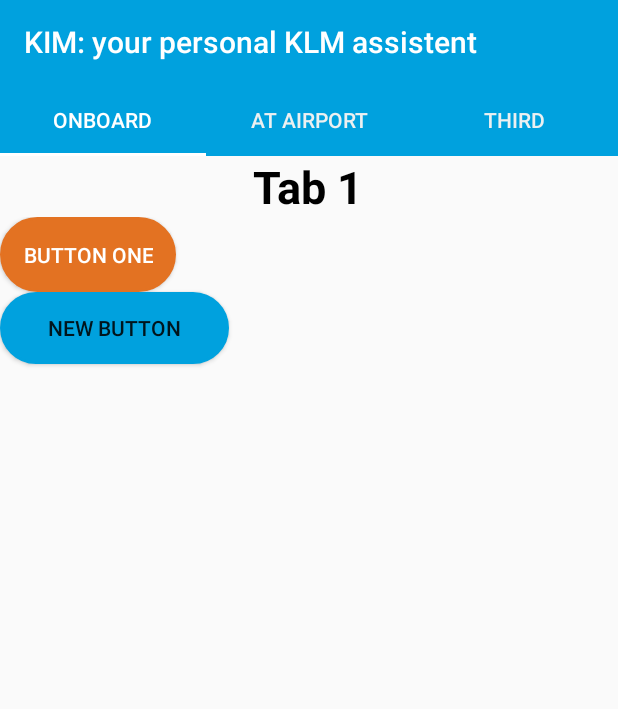
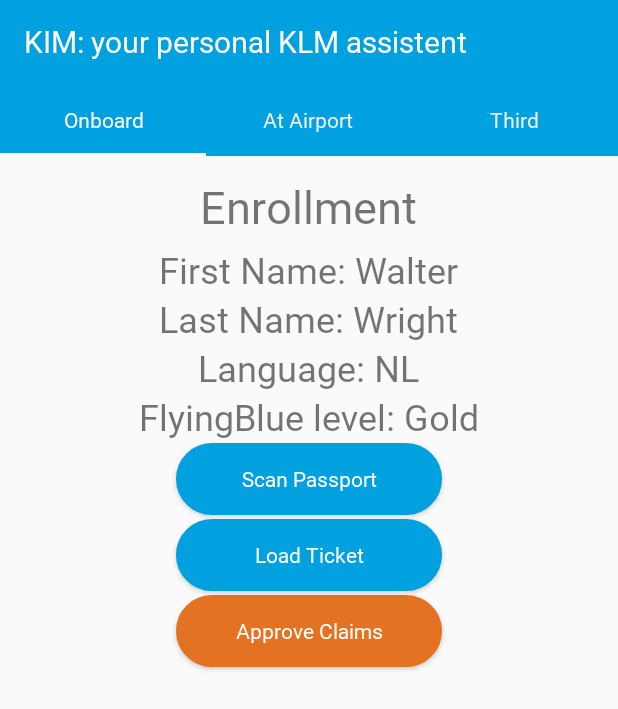
Before and after one commit to janlaan/Hyper42-Hackathon2019, an Android app: the screen it shows after launch (MainActivity), on a phone screen of 412 x 824 dp. Shown: the top 709 px of the screen. Run offline under Robolectric (Android 15) with nearby library versions, the phone set to English and light mode, and no system bars.

Commit message:
KIM App update

```diff
--- a/Phone/app/build.gradle
+++ b/Phone/app/build.gradle
@@ -27,6 +27,7 @@
     implementation 'com.google.code.gson:gson:2.8.2'
     implementation 'com.squareup.retrofit2:retrofit:2.0.2'
     implementation 'com.squareup.retrofit2:converter-gson:2.0.2'
+    implementation 'com.android.support.constraint:constraint-layout:1.1.3'
     testImplementation 'junit:junit:4.12'
     androidTestImplementation 'androidx.test:runner:1.0.2'
     androidTestImplementation 'androidx.test:rules:1.1.1'
--- /dev/null
+++ b/Phone/app/src/main/res/font/roboto.xml
@@ -0,0 +1,8 @@
+<?xml version="1.0" encoding="utf-8"?>
+<font-family xmlns:android="http://schemas.android.com/apk/res/android">
+    <font
+        android:fontStyle="normal"
+        android:fontWeight="200"
+        android:font="@font/roboto_regular" />
+
+</font-family>
--- a/Phone/app/src/main/res/layout/activity_main.xml
+++ b/Phone/app/src/main/res/layout/activity_main.xml
@@ -22,7 +22,9 @@
         android:background="@color/klm_blue"
         app:tabIndicatorColor="@color/klm_white"
         app:tabSelectedTextColor="@color/klm_white"
-        app:tabTextColor="@color/klm_gray" />
+        app:tabTextColor="@color/klm_gray"
+        app:tabTextAppearance="@style/CustomTextAppearance"
+        />
 
     <android.support.v4.view.ViewPager
         android:id="@+id/viewpager"
--- a/Phone/app/src/main/res/layout/tab1.xml
+++ b/Phone/app/src/main/res/layout/tab1.xml
@@ -8,36 +8,112 @@
         android:layout_width="wrap_content"
         android:layout_height="wrap_content"
         android:layout_centerHorizontal="true"
-        android:text="Tab 1"
+        android:text=""
         android:textColor="@color/klm_text"
-        android:textSize="30dp"
-        android:textStyle="bold|normal" />
+        android:textSize="5dp"
+        android:textStyle="bold|normal"
+        android:fontFamily="@font/roboto"
+        />
 
     <LinearLayout
-        android:layout_width="fill_parent"
-        android:layout_height="fill_parent"
+        android:layout_width="match_parent"
+        android:layout_height="match_parent"
         android:layout_below="@+id/tab1_top"
         android:layout_alignParentStart="true"
+        android:layout_marginStart="0dp"
+        android:layout_marginTop="0dp"
+        android:gravity="center_horizontal"
         android:orientation="vertical">
 
-        <Button
-            android:id="@+id/button1"
+
+        <!--<Button-->
+            <!--android:id="@+id/button1"-->
+            <!--android:layout_width="wrap_content"-->
+            <!--android:layout_height="wrap_content"-->
+            <!--android:background="@drawable/button_primary"-->
+            <!--android:padding="15dp"-->
+            <!--android:paddingHorizontal="32dp"-->
+            <!--android:text="Button one"-->
+            <!--android:textColor="@color/klm_white"-->
+
+
+            <!--android:layout_margin="1dp"/>-->
+
+
+        <!--<Button-->
+            <!--android:id="@+id/button2"-->
+            <!--android:layout_width="wrap_content"-->
+            <!--android:layout_height="wrap_content"-->
+            <!--android:background="@drawable/button_secondary"-->
+            <!--android:paddingHorizontal="32dp"-->
+            <!--android:text="New Button"-->
+            <!--android:layout_margin="1dp"/>-->
+        <TextView
+            android:id="@+id/enrollment"
             android:layout_width="wrap_content"
             android:layout_height="wrap_content"
-            android:background="@drawable/button_primary"
-            android:padding="15dp"
-            android:paddingHorizontal="32dp"
-            android:text="Button one"
-            android:textColor="@color/klm_white" />
+            android:text="Enrollment"
+            android:textSize="30dp"
+            android:layout_margin="5dp"/>
 
+        <TextView
+            android:id="@+id/textView"
+            android:layout_width="wrap_content"
+            android:layout_height="wrap_content"
+            android:text="First Name: Walter"
+            android:textSize="24dp" />
+
+        <TextView
+            android:id="@+id/textView3"
+            android:layout_width="wrap_content"
+            android:layout_height="wrap_content"
+            android:text="Last Name: Wright"
+            android:textSize="24dp" />
+
+        <TextView
+            android:id="@+id/textView4"
+            android:layout_width="wrap_content"
+            android:layout_height="wrap_content"
+            android:text="Language: NL"
+            android:textSize="24dp" />
+
+        <TextView
+            android:id="@+id/textView5"
+            android:layout_width="wrap_content"
+            android:layout_height="wrap_content"
+            android:text="FlyingBlue level: Gold"
+            android:textSize="24dp" />
 
         <Button
-            android:id="@+id/button2"
-            android:layout_width="wrap_content"
+            android:id="@+id/buttonScanPassport"
+            android:layout_width="177dp"
             android:layout_height="wrap_content"
             android:background="@drawable/button_secondary"
             android:paddingHorizontal="32dp"
-            android:text="New Button" />
+            android:text="Scan Passport"
+            android:textColor="@color/klm_white"
+            android:layout_margin="1dp"
+            android:layout_marginTop="10dp"/>
+
+        <Button
+            android:id="@+id/buttonLoadTicket"
+            android:layout_width="177dp"
+            android:layout_height="wrap_content"
+            android:layout_margin="1dp"
+            android:background="@drawable/button_secondary"
+            android:paddingHorizontal="32dp"
+            android:text="Load Ticket"
+            android:textColor="@color/klm_white" />
+
+        <Button
+            android:id="@+id/buttonApproveClaims"
+            android:layout_width="177dp"
+            android:layout_height="wrap_content"
+            android:background="@drawable/button_primary"
+            android:paddingHorizontal="32dp"
+            android:text="Approve Claims"
+            android:textColor="@color/klm_white"
+            android:layout_margin="1dp"/>
 
     </LinearLayout>
 </RelativeLayout>
--- /dev/null
+++ b/Phone/app/src/main/res/values/dimens.xml
@@ -0,0 +1,3 @@
+<resources>
+    <dimen name="fab_margin">16dp</dimen>
+</resources>
--- a/Phone/app/src/main/res/values/strings.xml
+++ b/Phone/app/src/main/res/values/strings.xml
@@ -2,4 +2,6 @@
     <string name="app_name">KIM: your personal KLM assistent</string>
     <string name="tab1">Onboard</string>
     <string name="tab2">At Airport</string>
+    <string name="title_activity_passport">Passport</string>
+    <string name="title_activity_load_ticket">LoadTicket</string>
 </resources>
--- a/Phone/app/src/main/res/values/styles.xml
+++ b/Phone/app/src/main/res/values/styles.xml
@@ -6,6 +6,20 @@
         <item name="colorPrimary">@color/klm_blue</item>
         <item name="colorPrimaryDark">@color/klm_blue</item>
         <item name="colorAccent">@color/klm_blue</item>
+        <item name="android:fontFamily">@font/roboto</item>
+        <item name="android:textAllCaps">false</item>
+    </style>
+    <style name="CustomTextAppearance" parent="TextAppearance.Design.Tab">
+        <item name="textAllCaps">false</item>
+        <item name="android:textAllCaps">false</item>
+    </style>
+    <style name="AppTheme.NoActionBar">
+        <item name="windowActionBar">false</item>
+        <item name="windowNoTitle">true</item>
     </style>
 
+    <style name="AppTheme.AppBarOverlay" parent="ThemeOverlay.AppCompat.Dark.ActionBar" />
+
+    <style name="AppTheme.PopupOverlay" parent="ThemeOverlay.AppCompat.Light" />
+
 </resources>
```
Also changed, not shown: Phone/app/src/main/AndroidManifest.xml (+10 -1 lines), Phone/app/src/main/java/nl/hyper42/kim/android/LoadTicket.java (added, +30 -0 lines), Phone/app/src/main/java/nl/hyper42/kim/android/Passport.java (added, +33 -0 lines), Phone/app/src/main/java/nl/hyper42/kim/android/Tab1.java (+28 -19 lines), Phone/app/src/main/res/layout/activity_load_ticket.xml (added, +26 -0 lines), Phone/app/src/main/res/layout/activity_passport.xml (added, +25 -0 lines), Phone/app/src/main/res/layout/content_load_ticket.xml (added, +68 -0 lines), Phone/app/src/main/res/layout/content_passport.xml (added, +186 -0 lines), Phone/app/src/main/res/font/roboto_black.ttf (added), Phone/app/src/main/res/font/roboto_bold.ttf (added), Phone/app/src/main/res/font/roboto_italic.ttf (added), Phone/app/src/main/res/font/roboto_regular.ttf (added), 1 other file.
